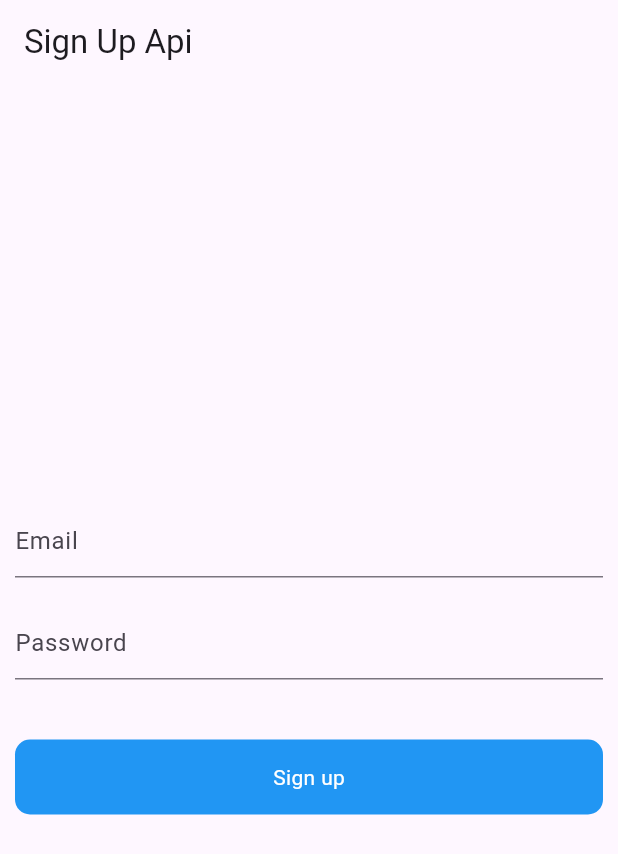
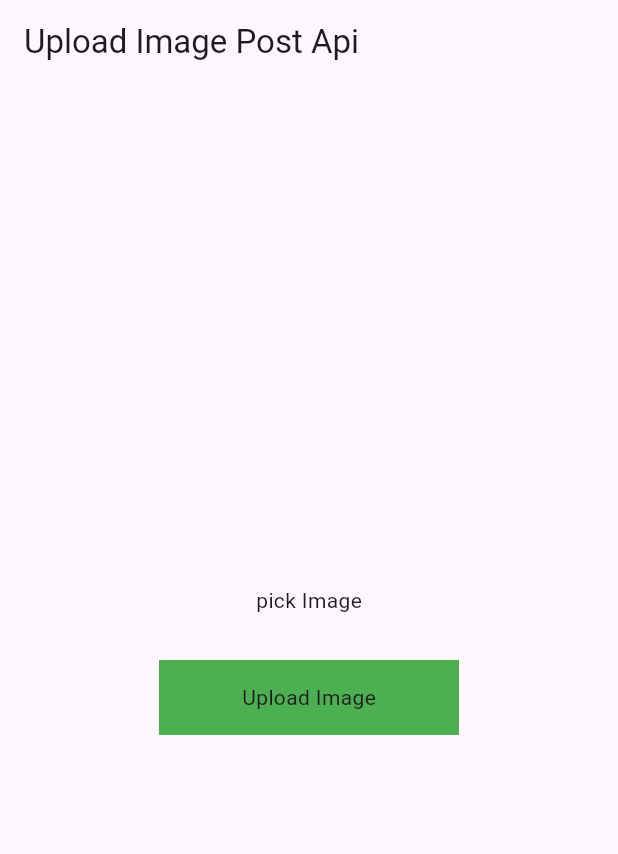
Before and after one commit to Abasalat/REST-API-COVID, a Flutter app: the screen it shows after launch, on a phone screen of 412 x 824 dp. Shown: the top 854 px of the screen. Run offline on Flutter 3.47's test engine with Material 3 defaults, Android fonts, the phone set to English and light mode, and no system bars; drawn by our look-alikes of modal_progress_hud_nsn; our stand-ins replace image_picker.

Commit message:
upload the images through post api

```diff
--- a/lib/main.dart
+++ b/lib/main.dart
@@ -5,6 +5,7 @@ import 'package:restapi_covidapp/complex_json_screen.dart';
 // import 'package:restapi_covidapp/home_screen.dart';
 import 'package:restapi_covidapp/restapi_without_model.dart';
 import 'package:restapi_covidapp/signup.dart';
+import 'package:restapi_covidapp/uploadimagepostapi.dart';
 
 void main() {
   runApp(const MyApp());
@@ -22,7 +23,7 @@ class MyApp extends StatelessWidget {
       theme: ThemeData(
         colorScheme: ColorScheme.fromSeed(seedColor: Colors.deepPurple),
       ),
-      home: Signup(),
+      home: Uploadimagepostapi(),
     );
   }
 }
--- /dev/null
+++ b/lib/uploadimagepostapi.dart
@@ -0,0 +1,116 @@
+import 'dart:io';
+import 'package:http/http.dart' as http;
+import 'package:flutter/material.dart';
+import 'package:image_picker/image_picker.dart';
+import 'package:modal_progress_hud_nsn/modal_progress_hud_nsn.dart';
+
+class Uploadimagepostapi extends StatefulWidget {
+  const Uploadimagepostapi({super.key});
+
+  @override
+  State<Uploadimagepostapi> createState() => _UploadimagepostapiState();
+}
+
+class _UploadimagepostapiState extends State<Uploadimagepostapi> {
+  File?
+  image; // Store path of the image into file which we will uplad from gallery
+  final _picker = ImagePicker();
+  bool showSpinner = false;
+
+  Future getImage() async {
+    final pickedFile = await _picker.pickImage(
+      source: ImageSource.gallery,
+      imageQuality: 80,
+    );
+
+    if (pickedFile != null) {
+      image = File(pickedFile.path);
+      setState(() {});
+    } else {
+      print('No image selected.');
+    }
+  }
+
+  Future<void> uploadImage() async {
+    setState(() {
+      showSpinner = true;
+    });
+    var stream = new http.ByteStream(image!.openRead());
+    stream.cast();
+
+    var length = await image!.length();
+
+    var uri = Uri.parse('https://fakestoreapi.com/products');
+
+    var request = new http.MultipartRequest('POST', uri);
+
+    request.fields['title'] = 'Image Post';
+
+    var multiport = new http.MultipartFile('image', stream, length);
+
+    request.files.add(multiport);
+
+    var reponse = await request.send();
+
+    print(reponse.stream.toString());
+    if (reponse.statusCode == 200) {
+      setState(() {
+        showSpinner = false;
+      });
+      print('image uploaded');
+    } else {
+      print('failed');
+      setState(() {
+        showSpinner = false;
+      });
+    }
+  }
+
+  @override
+  Widget build(BuildContext context) {
+    return ModalProgressHUD(
+      inAsyncCall: showSpinner,
+      child: Scaffold(
+        appBar: AppBar(title: const Text('Upload Image Post Api')),
+        body: Center(
+          child: Column(
+            mainAxisAlignment: MainAxisAlignment.center,
+            children: [
+              GestureDetector(
+                onTap: () {
+                  getImage();
+                },
+                child: Container(
+                  child: image == null
+                      ? Center(child: Text('pick Image'))
+                      : Container(
+                          child: Center(
+                            child: Image.file(
+                              File(image!.path).absolute,
+                              height: 100,
+                              width: 200,
+                              fit: BoxFit.cover,
+                            ),
+                          ),
+                        ),
+                ),
+              ),
+              SizedBox(height: 30),
+              GestureDetector(
+                onTap: () {
+                  uploadImage();
+                },
+                child: Container(
+                  height: 50,
+                  width: 200,
+                  color: Colors.green,
+                  child: Center(child: Text('Upload Image')),
+                ),
+              ),
+            ],
+          ),
+        ),
+      ),
+    );
+  }
+}
--- a/pubspec.yaml
+++ b/pubspec.yaml
@@ -35,6 +35,8 @@ dependencies:
   # Use with the CupertinoIcons class for iOS style icons.
   cupertino_icons: ^1.0.8
   http: ^1.4.0
+  modal_progress_hud_nsn: ^0.5.1
+  image_picker: ^1.1.1
 
 dev_dependencies:
   flutter_test:
```
Also changed, not shown: pubspec.lock, 7 other files.
